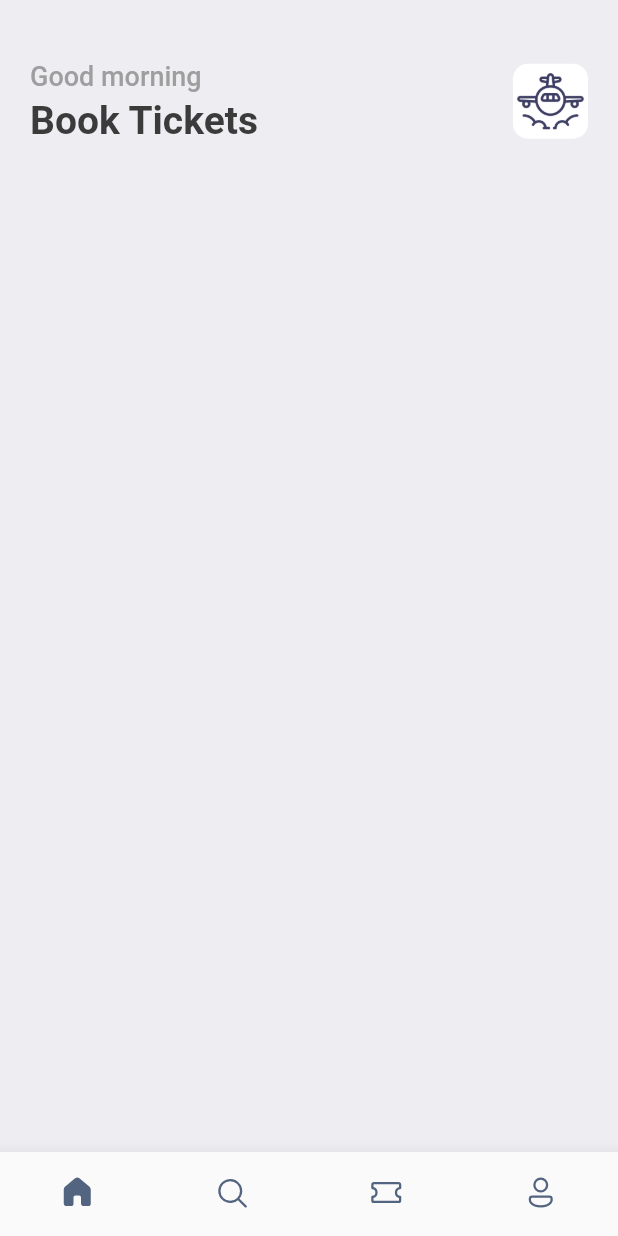
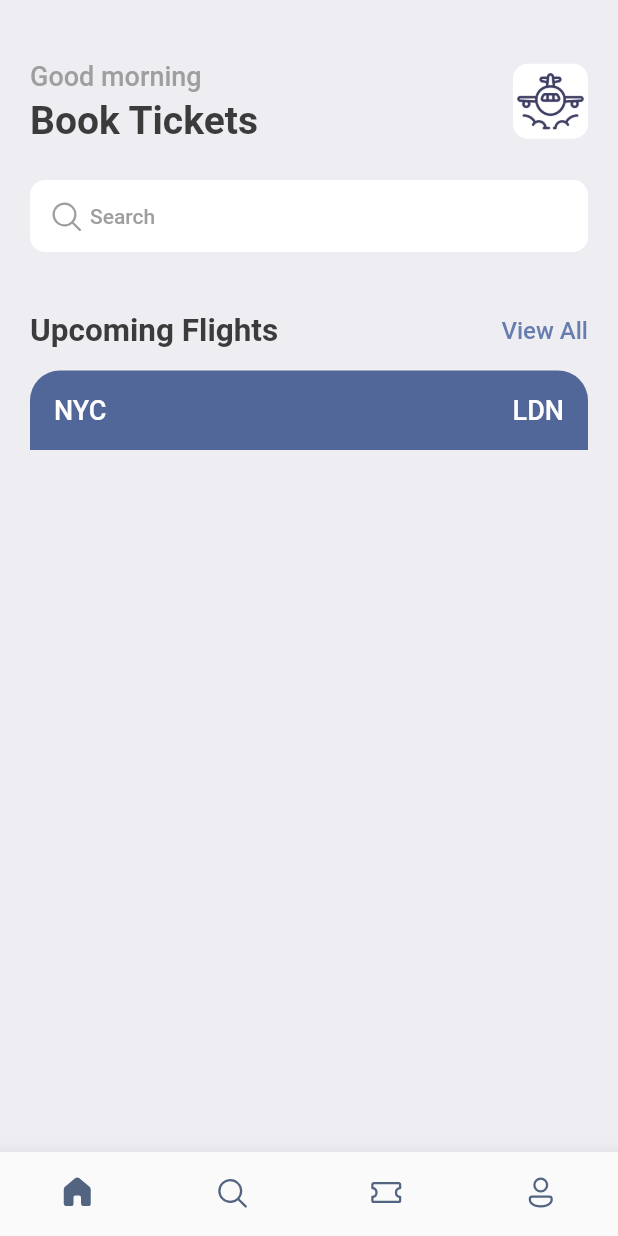
Before and after one commit to jestyal/booking_app, a Flutter app: the screen it shows after launch, on a phone screen of 412 x 824 dp. Run offline on Flutter 3.47's test engine with Material 2 defaults, Android fonts, the phone set to English and light mode, and no system bars; our stand-ins replace fluentui_icons, gap.

Commit message:
Added ticket view

```diff
--- a/lib/screens/home_screen.dart
+++ b/lib/screens/home_screen.dart
@@ -1,6 +1,8 @@
+import 'package:booking_app/screens/ticket_view.dart';
 import 'package:flutter/cupertino.dart';
 import 'package:flutter/material.dart';
 import 'package:gap/gap.dart';
+import 'package:fluentui_icons/fluentui_icons.dart';
 import '/utils/app_styles.dart';
 
 class HomeScreen extends StatelessWidget {
@@ -42,9 +44,38 @@ class HomeScreen extends StatelessWidget {
                       )
                     ],
                   ),
+                  const Gap(25),
+                  Container(
+                    decoration: BoxDecoration(
+                      borderRadius: BorderRadius.circular(10),
+                      color: Styles.whiteColor,
+                    ),
+                    padding: const EdgeInsets.all(12),
+                    child: Row(
+                      children: [
+                        Icon(FluentSystemIcons.ic_fluent_search_regular, color: Styles.textColorGrey),
+                        const Gap(4),
+                        Text("Search", style: Styles.headLineStyle4),
+                      ],
+                    ),
+                  ),
+                  const Gap(40),
+                  Row(
+                    mainAxisAlignment: MainAxisAlignment.spaceBetween,
+                    children: [
+                      Text("Upcoming Flights", style: Styles.headLineStyle2),
+                      InkWell(
+                          onTap: () {
+                            print("Tapped");
+                          },
+                          child: Text("View All", style: Styles.textStyle.copyWith(color: Styles.primaryColor))),
+                    ],
+                  ),
                 ],
               ),
             ),
+            const Gap(14),
+            TicketView(),
           ],
         ));
   }
--- /dev/null
+++ b/lib/screens/ticket_view.dart
@@ -0,0 +1,45 @@
+import 'package:booking_app/utils/app_layout.dart';
+import 'package:flutter/cupertino.dart';
+import 'package:flutter/material.dart';
+import '../utils/app_styles.dart';
+
+class TicketView extends StatelessWidget {
+  const TicketView({Key? key}) : super(key: key);
+
+  @override
+  Widget build(BuildContext context) {
+    final size = AppLayout.getSize(context);
+    return SizedBox(
+      width: size.width,
+      height: 200,
+      child: Container(
+        margin: const EdgeInsets.symmetric(horizontal: 20),
+        child: Column(
+          children: [
+            Container(
+              decoration: BoxDecoration(
+                borderRadius: const BorderRadius.only(
+                    topLeft: Radius.circular(20),
+                    topRight: Radius.circular(20)
+                ),
+                color: Styles.blueColor,
+              ),
+              padding: const EdgeInsets.all(16),
+              child: Column(
+                children: [
+                  Row(
+                    children: [
+                      Text("NYC", style: Styles.headLineStyle3.copyWith(color: Styles.whiteColor)),
+                      const Spacer(),
+                      Text("LDN", style: Styles.headLineStyle3.copyWith(color: Styles.whiteColor)),
+                    ],
+                  ),
+                ],
+              ),
+            ),
+          ],
+        ),
+      ),
+    );
+  }
+}
--- /dev/null
+++ b/lib/utils/app_layout.dart
@@ -0,0 +1,8 @@
+import 'package:flutter/cupertino.dart';
+import 'package:flutter/material.dart';
+
+class AppLayout {
+  static getSize(BuildContext context) {
+    return MediaQuery.of(context).size;
+  }
+}
--- a/lib/utils/app_styles.dart
+++ b/lib/utils/app_styles.dart
@@ -5,8 +5,9 @@ Color primary = const Color(0xFF687daf);
 class Styles{
   static Color primaryColor = primary;
   static Color textColor = const Color(0xFF3b3b3b);
+  static Color textColorGrey = Colors.grey.shade500;
   static Color bgColor = const Color(0xFFeeedf2);
-  static Color orangeColor = const Color(0xFF526799);
+  static Color blueColor = const Color(0xFF526799);
 
   static Color whiteColor = const Color(0xFFFFFFFF);
   static Color iconColor = const Color(0xFF526480);
@@ -14,6 +15,6 @@ class Styles{
   static TextStyle textStyle = TextStyle(fontSize: 16, color: textColor, fontWeight: FontWeight.w500);
   static TextStyle headLineStyle1 = TextStyle(fontSize: 26, color: textColor, fontWeight: FontWeight.bold);
   static TextStyle headLineStyle2 = TextStyle(fontSize: 21, color: textColor, fontWeight: FontWeight.bold);
-  static TextStyle headLineStyle3 = TextStyle(fontSize: 18, color: Colors.grey.shade500, fontWeight: FontWeight.w500);
-  static TextStyle headLineStyle4 = TextStyle(fontSize: 14, color: Colors.grey.shade500, fontWeight: FontWeight.w500);
+  static TextStyle headLineStyle3 = TextStyle(fontSize: 18, color: textColorGrey, fontWeight: FontWeight.w500);
+  static TextStyle headLineStyle4 = TextStyle(fontSize: 14, color: textColorGrey, fontWeight: FontWeight.w500);
 }
```
